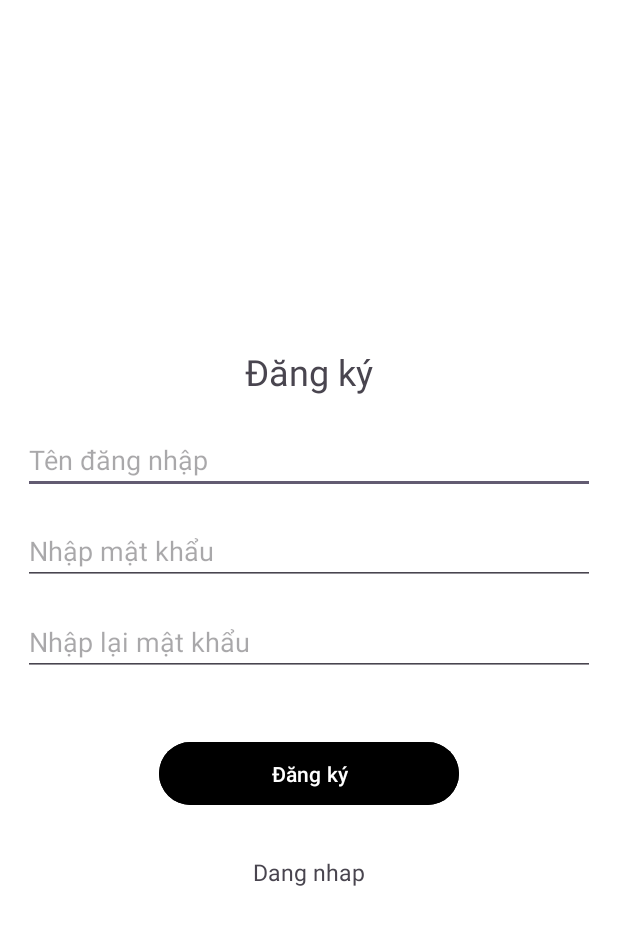
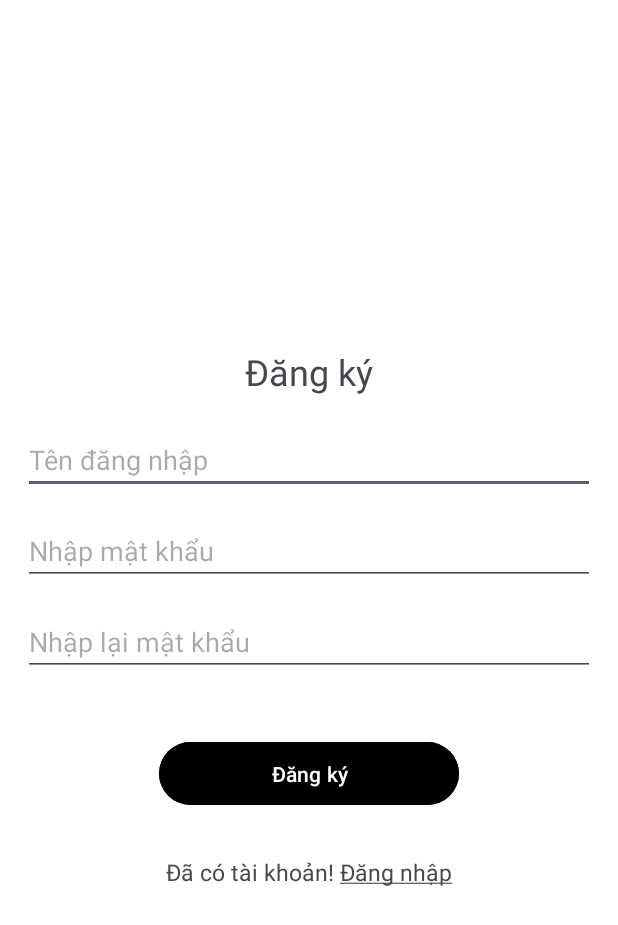
Before and after one commit to NhutViet/ecommerce, an Android app: the Register screen opened directly, with no data from a screen before it, after a tap on "Đăng ký", on a phone screen of 412 x 824 dp. Shown: the top 925 px of the screen. Run offline under Robolectric (Android 15) with nearby library versions, the phone set to English and light mode, and no system bars; our stand-ins replace Firebase (no records; nobody signed in at launch, a user with empty details on screens opened directly).

Commit message:
complete Register

```diff
--- a/app/src/main/java/com/viethcn/myapplication/Register.java
+++ b/app/src/main/java/com/viethcn/myapplication/Register.java
@@ -6,39 +6,64 @@ import android.view.View;
 import android.widget.Button;
 import android.widget.EditText;
 import android.widget.TextView;
+import android.widget.Toast;
 
 import androidx.activity.EdgeToEdge;
+import androidx.annotation.NonNull;
 import androidx.appcompat.app.AppCompatActivity;
-import androidx.core.graphics.Insets;
-import androidx.core.view.ViewCompat;
-import androidx.core.view.WindowInsetsCompat;
 
+import com.google.android.gms.tasks.OnCompleteListener;
+import com.google.android.gms.tasks.Task;
+import com.google.firebase.auth.AuthResult;
 import com.google.firebase.auth.FirebaseAuth;
 
 public class Register extends AppCompatActivity {
 
     TextView txtDangNhap;
-
     Button btnDangKy;
     EditText edtTenDangNhap, edtNhapPass, edtRePass;
     private FirebaseAuth firebaseAuth;
+
     @Override
     protected void onCreate(Bundle savedInstanceState) {
         super.onCreate(savedInstanceState);
         EdgeToEdge.enable(this);
         setContentView(R.layout.activity_register);
+
         txtDangNhap = findViewById(R.id.txtDangNhap);
         btnDangKy = findViewById(R.id.btnDangKy);
         edtTenDangNhap = findViewById(R.id.edtTenDangNhap);
         edtNhapPass = findViewById(R.id.edtNhapPass);
         edtRePass = findViewById(R.id.edtRePass);
 
+        firebaseAuth = FirebaseAuth.getInstance();
+
         btnDangKy.setOnClickListener(new View.OnClickListener() {
             @Override
             public void onClick(View v) {
-            String tenDangNhap = edtTenDangNhap.getText().toString();
-            String matKHau = edtNhapPass.getText().toString();
-            String RePass = edtRePass.getText().toString();
+                String tenDangNhap = edtTenDangNhap.getText().toString();
+                String matKhau = edtNhapPass.getText().toString();
+                String rePass = edtRePass.getText().toString();
+
+                // Check if passwords match
+                if (!matKhau.equals(rePass)) {
+                    Toast.makeText(Register.this, "Mật khẩu nhập lại không khớp", Toast.LENGTH_SHORT).show();
+                    return;
+                }
+
+                // Proceed with Firebase authentication
+                firebaseAuth.createUserWithEmailAndPassword(tenDangNhap, matKhau)
+                        .addOnCompleteListener(Register.this, new OnCompleteListener<AuthResult>() {
+                            @Override
+                            public void onComplete(@NonNull Task<AuthResult> task) {
+                                if (task.isSuccessful()) {
+                                    Toast.makeText(Register.this, "Đăng ký thành công", Toast.LENGTH_SHORT).show();
+                                    startActivity(new Intent(Register.this, Login.class));
+                                } else {
+                                    Toast.makeText(Register.this, "Đăng ký thất bại", Toast.LENGTH_SHORT).show();
+                                }
+                            }
+                        });
             }
         });
 
--- a/app/src/main/res/layout/activity_register.xml
+++ b/app/src/main/res/layout/activity_register.xml
@@ -59,5 +59,5 @@
         android:gravity="center"
         android:textSize="15sp"
         android:layout_marginTop="30dp"
-        android:text="Dang nhap"/>
+        android:text="@string/dangnhap"/>
 </LinearLayout>
--- a/app/src/main/res/values/strings.xml
+++ b/app/src/main/res/values/strings.xml
@@ -2,4 +2,5 @@
     <string name="app_name">My Application</string>
     <string name="quenmatkhau"> <u>Quên mật khẩu?</u> </string>
     <string name="dangky">Bạn chưa có tài khoản? <u>Đăng ký</u> </string>
+    <string name="dangnhap">Đã có tài khoản! <u>Đăng nhập</u></string>
 </resources>
```
Also changed, not shown: 1 other file.
